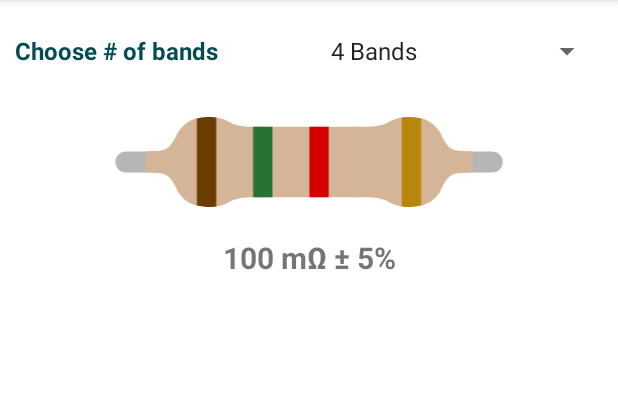
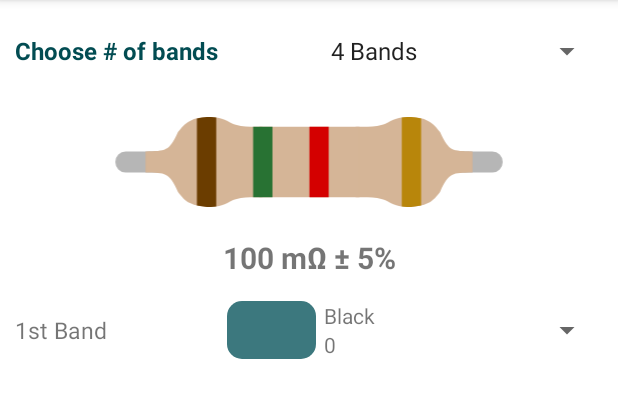
Before and after one commit to kl3jvi/rc-calc, an Android app: the screen it shows after launch (MainActivity), on a phone screen of 412 x 824 dp, the part 84-502 px from its top. Run offline under Robolectric (Android 15) with nearby library versions, the phone set to English and light mode, and no system bars; libraries missing offline, so code that uses them is left out: com.sdsmdg.harjot.

Commit message:
Changes made to the app

```diff
--- a/app/src/main/java/com/kl3jvi/rcccalculator/MainActivity.java
+++ b/app/src/main/java/com/kl3jvi/rcccalculator/MainActivity.java
@@ -1,5 +1,6 @@
 package com.kl3jvi.rcccalculator;
 
+import android.graphics.Color;
 import android.os.Bundle;
 import android.view.View;
 import android.widget.AdapterView;
@@ -9,29 +10,61 @@ import android.widget.Spinner;
 
 import androidx.appcompat.app.AppCompatActivity;
 
+import com.kl3jvi.rcccalculator.adapters.ColorAdapter;
+import com.kl3jvi.rcccalculator.adapters.ColorDetails;
+import com.sdsmdg.harjot.vectormaster.VectorMasterDrawable;
+import com.sdsmdg.harjot.vectormaster.VectorMasterView;
+import com.sdsmdg.harjot.vectormaster.models.PathModel;
+
+import java.util.ArrayList;
+
 public class MainActivity extends AppCompatActivity {
-    private Spinner spinBands;
+    private Spinner spinBands,spin_band1;
+    private ImageView imageView;
+    private ArrayList<ColorDetails> colorDetails;
+    private ColorAdapter colorAdapter;
+    private ArrayAdapter<ColorDetails> adapter;
 
     @Override
     protected void onCreate(Bundle savedInstanceState) {
         super.onCreate(savedInstanceState);
         setContentView(R.layout.activity_main);
 
+        imageView = findViewById(R.id.imageView);
+        spinBands = findViewById(R.id.spinBands);
+//        initList();
 
-        ImageView imageView = findViewById(R.id.imageView);
-//        imageView.setImageResource(R.drawable.resistor_4_band);
+        // Spinner that listens to band changes --> put on a method for ease;
+        spinnerListener(spinBands);
 
-        spinBands = findViewById(R.id.spinBands);
+        spin_band1 = findViewById(R.id.band1);
+        colorDetails = new ArrayList<>();
+
+
+
+        colorDetails.add(new ColorDetails("Black", "0", 1));
+        colorDetails.add(new ColorDetails("Red", "1", 1));
+        colorDetails.add(new ColorDetails("Yellow", "2", 1));
+
+        colorAdapter = new ColorAdapter(this,R.layout.band_spinner_row,R.id.colorName,colorDetails);
+        spin_band1.setAdapter(colorAdapter);
+
+
+
+    }
+
+
+
+    public void spinnerListener(Spinner spinBands) {
         ArrayAdapter<String> adapter = new ArrayAdapter<>(this,
                 android.R.layout.simple_spinner_item, getResources()
                 .getStringArray(R.array.number_bands));
         adapter.setDropDownViewResource(android.R.layout.simple_spinner_dropdown_item);
         spinBands.setAdapter(adapter);
-
         spinBands.setOnItemSelectedListener(new AdapterView.OnItemSelectedListener() {
             @Override
             public void onItemSelected(AdapterView<?> parent, View view, int position, long id) {
-                switch (position){
+                switch (position) {
                     case 0:
                         imageView.setImageResource(R.drawable.resistor_4_band);
                         break;
--- /dev/null
+++ b/app/src/main/java/com/kl3jvi/rcccalculator/adapters/ColorAdapter.java
@@ -0,0 +1,74 @@
+package com.kl3jvi.rcccalculator.adapters;
+
+import android.content.Context;
+import android.graphics.Color;
+import android.view.LayoutInflater;
+import android.view.View;
+import android.view.ViewGroup;
+import android.widget.ArrayAdapter;
+import android.widget.ImageView;
+import android.widget.TextView;
+
+import androidx.core.content.ContextCompat;
+import androidx.core.graphics.drawable.DrawableCompat;
+
+import com.kl3jvi.rcccalculator.R;
+import com.sdsmdg.harjot.vectormaster.VectorMasterDrawable;
+import com.sdsmdg.harjot.vectormaster.models.PathModel;
+
+import java.util.ArrayList;
+
+
+public class ColorAdapter extends ArrayAdapter<ColorDetails> {
+    private final Context mcontext;
+
+    public ColorAdapter(Context context,int resouceId, int textviewId, ArrayList<ColorDetails> list){
+        super(context,resouceId,textviewId, list);
+        mcontext = context;
+        notifyDataSetChanged();
+    }
+
+    public View getDropDownView(int position, View convertView, ViewGroup parent) {
+        String colorName = getItem(position).getColorName();
+        String quantity = getItem(position).getQuantity();
+        int color = getItem(position).getColor();
+
+        ColorDetails colorDetails = new ColorDetails(colorName, quantity, color);
+        LayoutInflater inflater = LayoutInflater.from(mcontext);
+        if (convertView == null) {
+            convertView = inflater.inflate(R.layout.band_spinner_row, parent, false);
+        }
+
+        TextView colorNameText = convertView.findViewById(R.id.colorName);
+        TextView quantityText = convertView.findViewById(R.id.quantity);
+        ImageView colorTint = convertView.findViewById(R.id.colorTint);
+
+        colorNameText.setText(colorName);
+        quantityText.setText(quantity);
+//        colorTint.setColorFilter(ContextCompat.getColor(mcontext, R.color.purple_200), android.graphics.PorterDuff.Mode.SRC_IN);
+        return convertView;
+    }
+
+    public View getView(int position, View convertView, ViewGroup parent) {
+        String colorName = getItem(position).getColorName();
+        String quantity = getItem(position).getQuantity();
+        int color = getItem(position).getColor();
+
+        ColorDetails colorDetails = new ColorDetails(colorName, quantity, color);
+        LayoutInflater inflater = LayoutInflater.from(mcontext);
+        if (convertView == null) {
+            convertView = inflater.inflate(R.layout.band_spinner_row, parent, false);
+        }
+
+        TextView colorNameText = convertView.findViewById(R.id.colorName);
+        TextView quantityText = convertView.findViewById(R.id.quantity);
+        ImageView colorTint = convertView.findViewById(R.id.colorTint);
+
+        colorTint.setColorFilter(mcontext.getResources().getColor(R.color.purple_200));
+
+        colorNameText.setText(colorName);
+        quantityText.setText(quantity);
+//        colorTint.setColorFilter(color);
+        return convertView;
+    }
+}
--- /dev/null
+++ b/app/src/main/java/com/kl3jvi/rcccalculator/adapters/ColorDetails.java
@@ -0,0 +1,37 @@
+package com.kl3jvi.rcccalculator.adapters;
+
+public class ColorDetails {
+    private String colorName;
+    private String quantity;
+    private int color;
+
+    public ColorDetails(String colorName, String quantity, int color) {
+        this.colorName = colorName;
+        this.quantity = quantity;
+        this.color = color;
+    }
+
+    public String getColorName() {
+        return colorName;
+    }
+
+    public void setColorName(String colorName) {
+        this.colorName = colorName;
+    }
+
+    public String getQuantity() {
+        return quantity;
+    }
+
+    public void setQuantity(String quantity) {
+        this.quantity = quantity;
+    }
+
+    public int getColor() {
+        return color;
+    }
+
+    public void setColor(int color) {
+        this.color = color;
+    }
+}
--- /dev/null
+++ b/app/src/main/res/drawable/color_pick.xml
@@ -0,0 +1,6 @@
+<?xml version="1.0" encoding="utf-8"?>
+<shape xmlns:android="http://schemas.android.com/apk/res/android">
+    <solid android:color="@color/purple_500"/>
+    <corners android:radius="10dp"/>
+    <padding android:left="0dp" android:top="0dp" android:right="0dp" android:bottom="0dp"/>
+</shape>
--- a/app/src/main/res/layout/activity_main.xml
+++ b/app/src/main/res/layout/activity_main.xml
@@ -58,4 +58,33 @@
         android:text="100 mΩ ± 5%"
         android:textSize="20sp"
         android:textStyle="bold" />
+
+    <LinearLayout
+        android:layout_width="match_parent"
+        android:layout_height="match_parent"
+        android:orientation="vertical">
+
+        <LinearLayout
+            android:layout_width="match_parent"
+            android:layout_height="wrap_content"
+            android:gravity="center_vertical"
+            android:orientation="horizontal"
+            android:padding="10dp"
+            android:weightSum="3">
+
+            <TextView
+                android:id="@+id/textView3"
+                android:layout_width="wrap_content"
+                android:layout_height="wrap_content"
+                android:layout_weight="1"
+                android:text="1st Band"
+                android:textSize="15sp" />
+
+            <Spinner
+                android:id="@+id/band1"
+                android:layout_width="wrap_content"
+                android:layout_height="wrap_content"
+                android:layout_weight="2" />
+        </LinearLayout>
+    </LinearLayout>
 </LinearLayout>
--- /dev/null
+++ b/app/src/main/res/layout/band_spinner_row.xml
@@ -0,0 +1,38 @@
+<?xml version="1.0" encoding="utf-8"?>
+<LinearLayout xmlns:android="http://schemas.android.com/apk/res/android"
+    xmlns:app="http://schemas.android.com/apk/res-auto"
+    xmlns:tools="http://schemas.android.com/tools"
+    android:layout_width="match_parent"
+    android:layout_height="wrap_content"
+    android:padding="5dp"
+    android:weightSum="4">
+
+
+    <ImageView
+        android:id="@+id/colorTint"
+        android:layout_width="match_parent"
+        android:layout_height="match_parent"
+        android:layout_weight="2.8"
+
+        android:background="@drawable/color_pick"/>
+
+    <LinearLayout
+        android:layout_width="match_parent"
+        android:layout_height="wrap_content"
+        android:layout_weight="1.2"
+        android:orientation="vertical"
+        android:paddingStart="5dp">
+
+        <TextView
+            android:id="@+id/colorName"
+            android:layout_width="match_parent"
+            android:layout_height="wrap_content"
+            android:text="TextView" />
+
+        <TextView
+            android:id="@+id/quantity"
+            android:layout_width="match_parent"
+            android:layout_height="wrap_content"
+            android:text="TextView" />
+    </LinearLayout>
+</LinearLayout>
```
